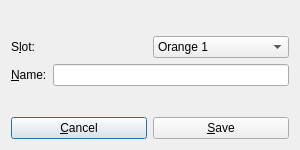
This is plug/saveonamp.ui in b2ornot2b/plug as Qt 5 draws it before an edit. The edited form follows.
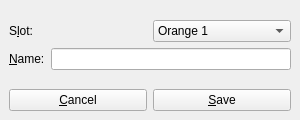
This is the edited form.

Commit message: Save/load windows do not close - fixes issue 19

Diff of the .ui file:
```diff
--- a/plug/saveonamp.ui
+++ b/plug/saveonamp.ui
@@ -1,18 +1,19 @@
 <?xml version="1.0" encoding="UTF-8"?>
 <ui version="4.0">
  <class>SaveOnAmp</class>
- <widget class="QDialog" name="SaveOnAmp">
+ <widget class="QMainWindow" name="SaveOnAmp">
   <property name="geometry">
    <rect>
     <x>0</x>
     <y>0</y>
     <width>300</width>
-    <height>150</height>
+    <height>120</height>
    </rect>
   </property>
   <property name="windowTitle">
    <string>Save on Amplifier</string>
   </property>
+  <widget class="QWidget" name="centralWidget">
   <layout class="QVBoxLayout" name="verticalLayout">
    <item>
     <spacer name="verticalSpacer">
@@ -221,6 +222,7 @@
     </layout>
    </item>
   </layout>
+  </widget>
  </widget>
  <resources/>
  <connections/>
```
Lines whose indentation alone changed are shown as unchanged. The commit also changes 6 other files.
